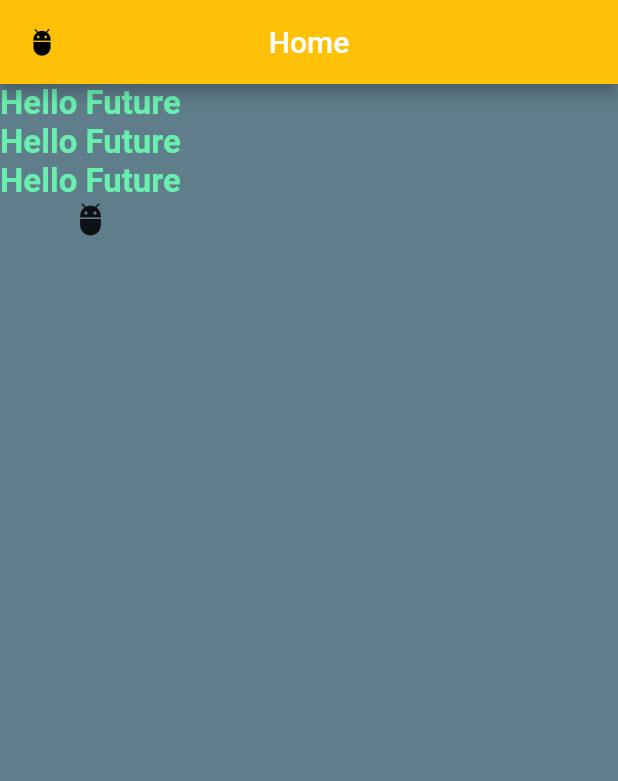
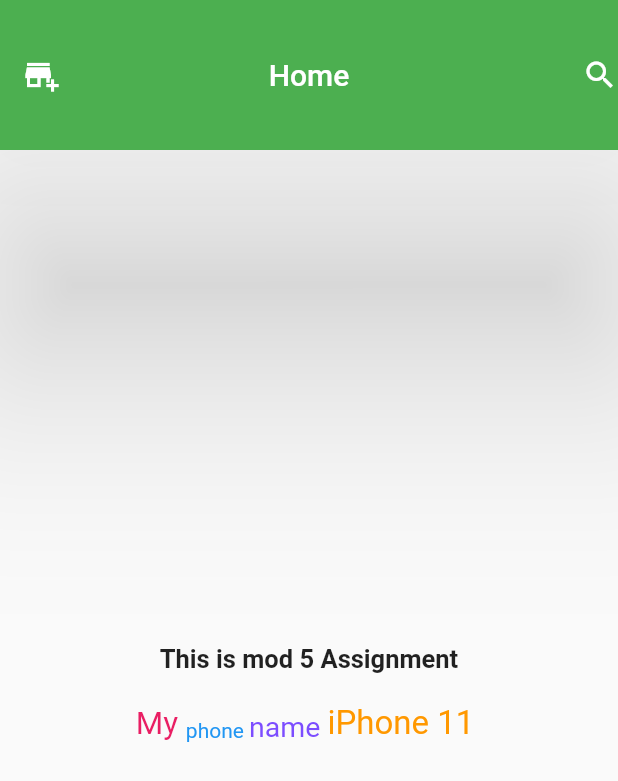
Before and after one commit to flucloxin500/module_five, a Flutter app: the screen it shows after launch, on a phone screen of 412 x 824 dp. Shown: the top 781 px of the screen. Run offline on Flutter 3.47's test engine with Material 2 defaults, Android fonts, the light colour scheme and no system bars.

Commit message:
Update main.dart

```diff
--- a/lib/main.dart
+++ b/lib/main.dart
@@ -1,171 +1,92 @@
-/// Module 05
-/// class 02
+import 'package:flutter/cupertino.dart';
+import 'package:flutter/material.dart';
 
-// import 'package:flutter/material.dart';
-// void main (){
-//
-//   ///give some widget
-//   runApp(
-//   /// Material app
-//   //   MaterialApp(
-//   //     home: Scaffold(
-//   //       body: Center(
-//   //         child: Text('Hello World.!'),
-//   //       ),
-//   //     ),
-//   //   )
-//   // );
-//       MyApp()
-//   );
-// }
-// /// creating new widget
-//
-// // class MyApp extends Widget{
-// //   const MyApp({super.key});
-// //
-// //
-// //   @override
-// //   Element createElement() {
-// //     // TODO: implement createElement
-// //     throw UnimplementedError();
-// //   }
-// //
-// //
-// // }
-//
-// /// stateless widget
-// /// basic screen
-// /// Hot reload => ctrl + s
-// /// Hot restart => ctrl+shift+\
-// class MyApp extends StatelessWidget{
-//
-//   @override
-//   Widget build(BuildContext context){
-//     return MaterialApp(
-//       /// checking debug mode
-//       debugShowCheckedModeBanner: true,
-//       home: Scaffold(
-//         /// for AppBar
-//         appBar: AppBar(
-//           /// for getting title in appbar
-//           title: Text('Home'),
-//         ),
-//         body: Center(
-//           child: Text('Hello Future'),
-//         ),
-//       ),
-//       /// for adding/changing app title
-//       title: 'My App',
-//     );
-//
-//   }
-// }
-
-import 'package:flutter/material.dart';
-void main (){
-
-  ///give some widget
-  runApp(
-    /// Material app
-    //   MaterialApp(
-    //     home: Scaffold(
-    //       body: Center(
-    //         child: Text('Hello World.!'),
-    //       ),
-    //     ),
-    //   )
-    // );
-      MyApp()
+class MyApp extends StatelessWidget{
+  @override
+  Widget build(BuildContext context) {
+    return MaterialApp(
+      debugShowCheckedModeBanner: true,
+      home: HomeScreen(),
+      title: 'Flucloxin 250',
     );
   }
-/// creating new widget
+}
 
-// class MyApp extends Widget{
-//   const MyApp({super.key});
-//
-//
-//   @override
-//   Element createElement() {
-//     // TODO: implement createElement
-//     throw UnimplementedError();
-//   }
-//
-//
-// }
-
-/// stateless widget
-/// basic screen
-/// Hot reload => ctrl + s
-/// Hot restart => ctrl+shift+\
-class MyApp extends StatelessWidget{
-
+class HomeScreen extends StatelessWidget{
   @override
-  Widget build(BuildContext context){
-    return MaterialApp(
-      /// checking debug mode
-      debugShowCheckedModeBanner: false,
-      home: Scaffold(
-        /// for background color
-        backgroundColor: Colors.blueGrey,
-        /// for AppBar
+  Widget build(BuildContext context) {
+    return Scaffold(
       appBar: AppBar(
-          /// for appbar backgropund color
-          backgroundColor: Colors.amber,
-          /// for changing position of appBar title
         centerTitle: true,
-          /// for getting title in appbar
-          title: Text('Home'),
-          // /// add leading text
-          // leading: Text('App'),
-          /// add leading icon
-          /// add leading color
-          /// add leading size
-          leading: Icon(Icons.adb_outlined,color: Colors.black,size: 20,),
-
+        title: Text('Home',
+          style: TextStyle(
+          color: Colors.white,
         ),
-        /// we can add more alignnment from body
-        /// Center
-        body:
-            // Center()
-          // /// creating textStyle
-          // child: Text('Hello Future',style: TextStyle(
-          //   /// changing text color
-          //   color: Colors.blue,
-          //       /// changing font size
-          //       fontSize: 25 ,
-          //   /// changing fontweight
-          //   fontWeight: FontWeight.bold,
-          //
-          // ),),
-          /// colomn add
-          ///child: Column()
-        ///for vertical is Coloumn
-        /// for horizontal is ROw
-          Column(
+        ),
+        toolbarHeight: 100,
+        backgroundColor: Colors.green,
+        elevation: 70,
+        actions: [
+          Icon(Icons.search),
+        ],
+        leading: Icon(Icons.add_business),
+      ),
+      body: Column(
+        mainAxisAlignment: MainAxisAlignment.center,
+        crossAxisAlignment: CrossAxisAlignment.start,
         children: [
-              Text('Hello Future',style: TextStyle(
-                color: Colors.greenAccent,
-                fontSize: 22,
-                fontWeight: FontWeight.w700,
+          Row(
+            mainAxisAlignment: MainAxisAlignment.center,
+            crossAxisAlignment: CrossAxisAlignment.start,
+            children: [
+              Text('This is ', style:
+              TextStyle(
+                fontWeight: FontWeight.bold,
+                fontSize: 17,
               ),),
-              Text('Hello Future',style: TextStyle(
-                color: Colors.greenAccent,
-                fontSize: 22,
-                fontWeight: FontWeight.w700,
+              Text('mod 5 ', style:
+                TextStyle(
+                  fontWeight: FontWeight.bold,
+                  fontSize: 17
                 ),),
-              Text('Hello Future',style: TextStyle(
-                color: Colors.greenAccent,
-                fontSize: 22,
-                fontWeight: FontWeight.w700,
+              Text('Assignment',style: TextStyle(
+                fontSize: 17,
+                fontWeight: FontWeight.bold
               ),),
-              Icon(Icons.adb_outlined),
             ],
           ),
+          SizedBox(
+            height: 20.0,
           ),
-      //),
-      /// for adding/changing app title
-      title: 'My App',
+          Row(
+            mainAxisAlignment: MainAxisAlignment.center,
+            crossAxisAlignment: CrossAxisAlignment.end,
+            children: [
+              Text('My ',style: TextStyle(
+                fontSize: 21,
+                color: Colors.pink
+              ),),
+              Text('phone ',style: TextStyle(
+                  fontSize: 14,
+                  color: Colors.blue
+              ),),
+              Text('name ',style: TextStyle(
+                  fontSize: 19,
+                  color: Colors.deepPurpleAccent
+              ),),
+              Text('iPhone 11 ',style: TextStyle(
+                  fontSize: 22,
+                  color: Colors.orange
+              ),),
+            ],
+          )
+        ],
+      ),
     );
+  }
 
 }
+
+void main (){
+  runApp(MyApp());
 }
```
Lines whose indentation alone changed are shown as unchanged.
